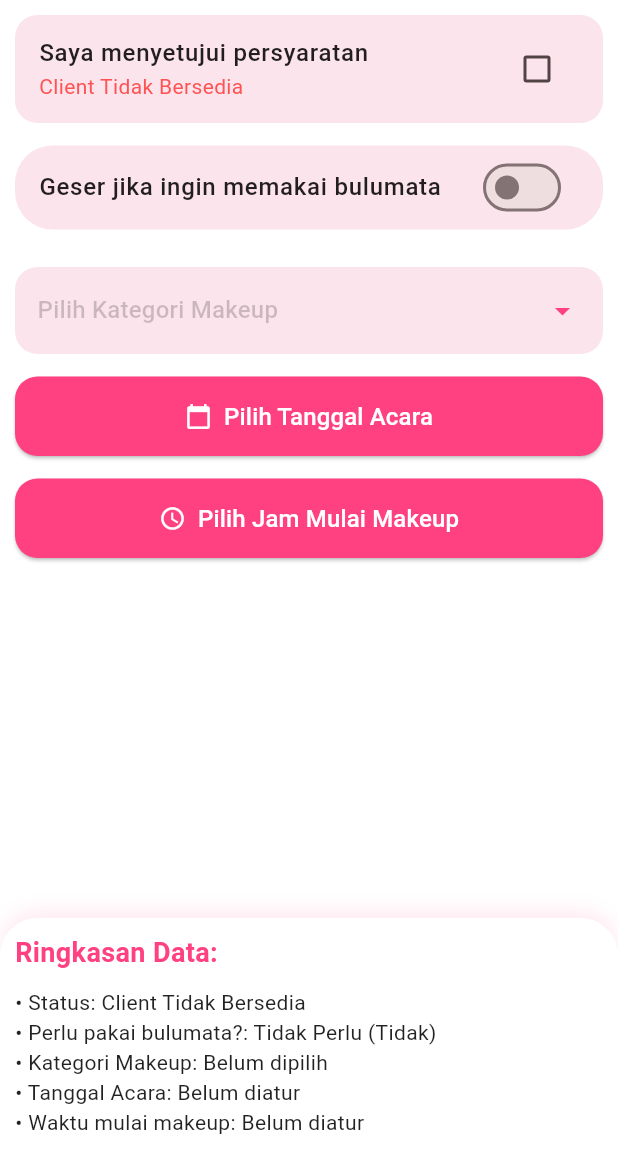
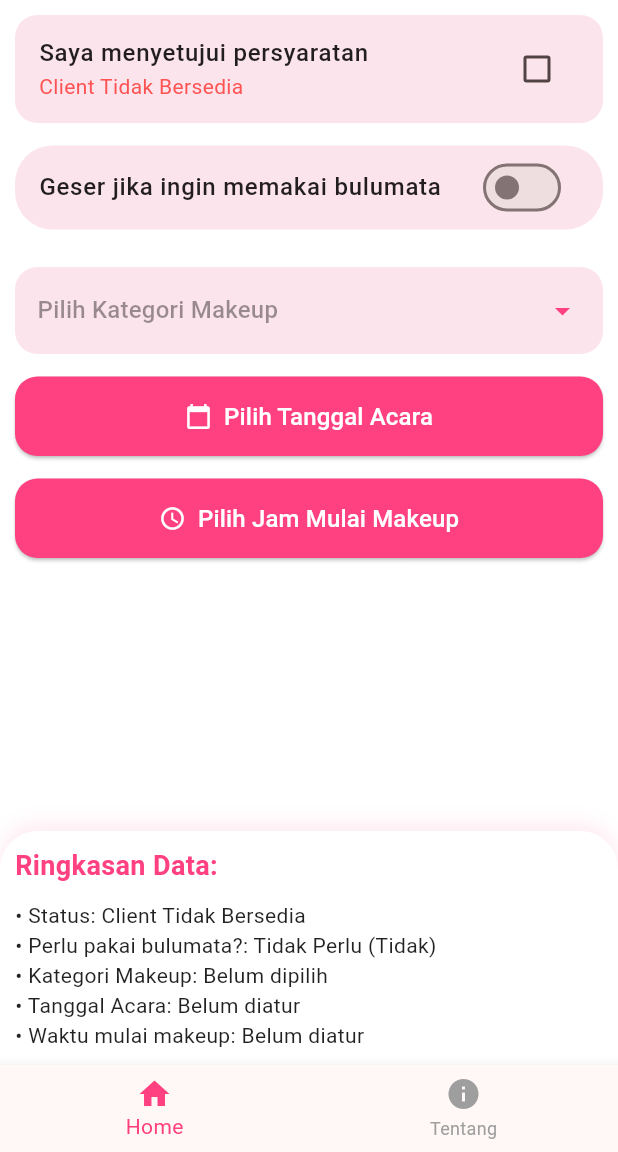
Before and after one commit to rharabee022/project-flutter-1, a Flutter app: the screen it shows after launch, in the side drawer, after a tap on "Pilih Tanggal Acara", on a phone screen of 412 x 824 dp, the part 84-1236 px from its top. Run offline on Flutter 3.47's test engine with Material 3 defaults, Android fonts, the phone set to English and light mode, and no system bars.

Commit message:
Update tugas 7

```diff
--- a/lib/tugas7.dart
+++ b/lib/tugas7.dart
@@ -16,110 +16,80 @@ class Tugas7Day15 extends StatelessWidget {
         primarySwatch: Colors.pink,
         colorScheme: ColorScheme.fromSeed(seedColor: Colors.pinkAccent),
       ),
-      home: const InteractiveForm(),
+      home: const MainNavigationScreen(), // pindah ke navigasi utama
     );
   }
 }
 
-class InteractiveForm extends StatefulWidget {
-  const InteractiveForm({super.key});
+// Navigasi screen
+
+class MainNavigationScreen extends StatefulWidget {
+  const MainNavigationScreen({super.key});
 
   @override
-  State<InteractiveForm> createState() => _InteractiveFormPageState();
+  State<MainNavigationScreen> createState() => _MainNavigationScreenState();
 }
 
-class _InteractiveFormPageState extends State<InteractiveForm> {
-  // Variabel State
-  bool _isAgreed = false;
-  bool _isDarkMode = false;
-  String? _selectedCategory;
-  DateTime? _selectedDate;
-  TimeOfDay? _selectedTime;
+class _MainNavigationScreenState extends State<MainNavigationScreen> {
+  // Variabel buat tab aktif
+  int _currentIndex = 0;
 
-  // Daftar pilihan Dropdown
-  final List<String> _categories = [
-    'Makeup Wisuda',
-    'Makeup PreWedding',
-    'Makeup Wedding',
-    'Makeup Party',
-    'Makeup Mature',
-    'Lainnya',
+  // List halaman
+  final List<Widget> _pages = [
+    const InteractiveForm(), // Tab 0: Home
+    const AboutPage(), // Tab 1: Tentang
   ];
 
-  // Fungsi buat menampilkan Date Picker
-  Future<void> _selectDate(BuildContext context) async {
-    final DateTime? picked = await showDatePicker(
-      context: context,
-      initialDate: DateTime.now(),
-      firstDate: DateTime(1980),
-      lastDate: DateTime(2100),
-      builder: (context, child) {
-        return Theme(
-          data: Theme.of(context).copyWith(
-            colorScheme: const ColorScheme.light(
-              primary: Colors.pinkAccent, // Warna header kalender
-              onPrimary: Colors.white,
-              onSurface: Colors.black,
-            ),
-          ),
-          child: child!,
-        );
-      },
-    );
-    if (picked != null && picked != _selectedDate) {
-      setState(() {
-        _selectedDate = picked;
-      });
-    }
-  }
-
-  // Fungsi memunculkan Time Picker
-  Future<void> _selectTime(BuildContext context) async {
-    final TimeOfDay? picked = await showTimePicker(
-      context: context,
-      initialTime: TimeOfDay.now(),
-      builder: (context, child) {
-        return Theme(
-          data: Theme.of(context).copyWith(
-            colorScheme: const ColorScheme.light(
-              primary: Colors.pinkAccent,
-              onPrimary: Colors.white,
-              onSurface: Colors.black,
-            ),
-          ),
-          child: child!,
-        );
-      },
-    );
-    if (picked != null && picked != _selectedTime) {
-      setState(() {
-        _selectedTime = picked;
-      });
-    }
-  }
+  // List judul
+  final List<String> _titles = ['Registrasi Member Kaeri', 'Tentang Aplikasi'];
 
   @override
   Widget build(BuildContext context) {
-    // Definisi warna mode
-    Color bgColor = _isDarkMode ? const Color(0xFF2C2C2C) : Colors.white;
-    Color textColor = _isDarkMode ? Colors.white : Colors.black87;
-    Color cardColor = _isDarkMode
-        ? const Color(0xFF3D3D3D)
-        : Colors.pink.shade50;
-
     return Scaffold(
-      // 1. APPBAR
+      // AppBar
       appBar: AppBar(
-        title: const Text(
-          'Registrasi Member Kaeri',
-          style: TextStyle(fontWeight: FontWeight.w500, color: Colors.white),
+        title: Text(
+          _titles[_currentIndex],
+          style: const TextStyle(
+            fontWeight: FontWeight.w500,
+            color: Colors.white,
+          ),
         ),
         backgroundColor: Colors.pinkAccent,
         iconTheme: const IconThemeData(color: Colors.white),
       ),
 
-      // 2. DRAWER
-      drawer: Drawer(
+      // Logic buat drawer
+      drawer: _currentIndex == 0 ? const AppDrawer() : null,
+
+      body: _pages[_currentIndex],
+
+      // Bottom Navigation Bar
+      bottomNavigationBar: BottomNavigationBar(
+        currentIndex: _currentIndex,
+        selectedItemColor: Colors.pinkAccent,
+        unselectedItemColor: Colors.grey,
+        onTap: (int index) {
+          setState(() {
+            _currentIndex = index;
+          });
+        },
+        items: const [
+          BottomNavigationBarItem(icon: Icon(Icons.home), label: 'Home'),
+          BottomNavigationBarItem(icon: Icon(Icons.info), label: 'Tentang'),
+        ],
+      ),
+    );
+  }
+}
+
+// 2. Drawer
+class AppDrawer extends StatelessWidget {
+  const AppDrawer({super.key});
+
+  @override
+  Widget build(BuildContext context) {
+    return Drawer(
       backgroundColor: Colors.white,
       child: ListView(
         padding: EdgeInsets.zero,
@@ -127,9 +97,7 @@ class _InteractiveFormPageState extends State<InteractiveForm> {
           DrawerHeader(
             decoration: const BoxDecoration(
               color: Colors.pinkAccent,
-                borderRadius: BorderRadius.only(
-                  bottomRight: Radius.circular(30),
-                ),
+              borderRadius: BorderRadius.only(bottomRight: Radius.circular(30)),
             ),
             child: Column(
               crossAxisAlignment: CrossAxisAlignment.start,
@@ -156,7 +124,7 @@ class _InteractiveFormPageState extends State<InteractiveForm> {
                 Text(
                   'Smart workspace for makeup artist',
                   style: TextStyle(
-                      color: Colors.white.withOpacity(0.9),
+                    color: Colors.white.withAlpha(230),
                     fontSize: 14,
                   ),
                 ),
@@ -200,10 +168,7 @@ class _InteractiveFormPageState extends State<InteractiveForm> {
           ),
           Divider(color: Colors.grey.shade200, thickness: 5, height: 30),
           ListTile(
-              leading: Icon(
-                Icons.settings_outlined,
-                color: Colors.grey.shade700,
-              ),
+            leading: Icon(Icons.settings_outlined, color: Colors.grey.shade700),
             title: const Text('Pengaturan Akun'),
             onTap: () => Navigator.pop(context),
           ),
@@ -214,21 +179,100 @@ class _InteractiveFormPageState extends State<InteractiveForm> {
           ),
         ],
       ),
+    );
+  }
+}
+
+class InteractiveForm extends StatefulWidget {
+  const InteractiveForm({super.key});
+
+  @override
+  State<InteractiveForm> createState() => _InteractiveFormPageState();
+}
+
+class _InteractiveFormPageState extends State<InteractiveForm> {
+  bool _isAgreed = false;
+  bool _isDarkMode = false;
+  String? _selectedCategory;
+  DateTime? _selectedDate;
+  TimeOfDay? _selectedTime;
+
+  final List<String> _categories = [
+    'Makeup Wisuda',
+    'Makeup PreWedding',
+    'Makeup Wedding',
+    'Makeup Party',
+    'Makeup Mature',
+    'Lainnya',
+  ];
+
+  Future<void> _selectDate(BuildContext context) async {
+    final DateTime? picked = await showDatePicker(
+      context: context,
+      initialDate: DateTime.now(),
+      firstDate: DateTime(1980),
+      lastDate: DateTime(2100),
+      builder: (context, child) {
+        return Theme(
+          data: Theme.of(context).copyWith(
+            colorScheme: const ColorScheme.light(
+              primary: Colors.pinkAccent,
+              onPrimary: Colors.white,
+              onSurface: Colors.black,
             ),
+          ),
+          child: child!,
+        );
+      },
+    );
+    if (picked != null && picked != _selectedDate) {
+      setState(() {
+        _selectedDate = picked;
+      });
+    }
+  }
 
-      // 3. BODY DENGAN BACKGROUND
-      body: Container(
-        color: bgColor, // Darkmode
+  Future<void> _selectTime(BuildContext context) async {
+    final TimeOfDay? picked = await showTimePicker(
+      context: context,
+      initialTime: TimeOfDay.now(),
+      builder: (context, child) {
+        return Theme(
+          data: Theme.of(context).copyWith(
+            colorScheme: const ColorScheme.light(
+              primary: Colors.pinkAccent,
+              onPrimary: Colors.white,
+              onSurface: Colors.black,
+            ),
+          ),
+          child: child!,
+        );
+      },
+    );
+    if (picked != null && picked != _selectedTime) {
+      setState(() {
+        _selectedTime = picked;
+      });
+    }
+  }
+
+  @override
+  Widget build(BuildContext context) {
+    Color bgColor = _isDarkMode ? const Color(0xFF2C2C2C) : Colors.white;
+    Color textColor = _isDarkMode ? Colors.white : Colors.black87;
+    Color cardColor =
+        _isDarkMode ? const Color(0xFF3D3D3D) : Colors.pink.shade50;
+
+    return Container(
+      color: bgColor,
       child: Column(
         children: [
-            // Area Form Utama
           Expanded(
             child: SingleChildScrollView(
               padding: const EdgeInsets.all(10.0),
               child: Column(
                 crossAxisAlignment: CrossAxisAlignment.stretch,
                 children: [
-                    // --- KOMPONEN 1: CHECKBOX ---
                   Container(
                     decoration: BoxDecoration(
                       color: cardColor,
@@ -244,9 +288,7 @@ class _InteractiveFormPageState extends State<InteractiveForm> {
                         ),
                       ),
                       subtitle: Text(
-                          _isAgreed
-                              ? 'Client Bersedia'
-                              : 'Client Tidak Bersedia',
+                        _isAgreed ? 'Client Bersedia' : 'Client Tidak Bersedia',
                         style: TextStyle(
                           color: _isAgreed ? Colors.green : Colors.redAccent,
                         ),
@@ -260,8 +302,6 @@ class _InteractiveFormPageState extends State<InteractiveForm> {
                     ),
                   ),
                   const SizedBox(height: 15),
-
-                    // ---Switch---
                   Container(
                     decoration: BoxDecoration(
                       color: cardColor,
@@ -285,8 +325,6 @@ class _InteractiveFormPageState extends State<InteractiveForm> {
                     ),
                   ),
                   const SizedBox(height: 25),
-
-                    // ---DROPDOWN---
                   Container(
                     padding: const EdgeInsets.symmetric(
                       horizontal: 15,
@@ -301,7 +339,7 @@ class _InteractiveFormPageState extends State<InteractiveForm> {
                         isExpanded: true,
                         hint: Text(
                           'Pilih Kategori Makeup',
-                            style: TextStyle(color: textColor.withOpacity(0.2)),
+                          style: TextStyle(color: textColor.withAlpha(102)),
                         ),
                         value: _selectedCategory,
                         dropdownColor: cardColor,
@@ -327,8 +365,6 @@ class _InteractiveFormPageState extends State<InteractiveForm> {
                     ),
                   ),
                   const SizedBox(height: 15),
-
-                    // ---Date Picker---
                   ElevatedButton.icon(
                     style: ElevatedButton.styleFrom(
                       backgroundColor: Colors.pinkAccent,
@@ -346,8 +382,6 @@ class _InteractiveFormPageState extends State<InteractiveForm> {
                     onPressed: () => _selectDate(context),
                   ),
                   const SizedBox(height: 15),
-
-                    // ---Time Picker---
                   ElevatedButton.icon(
                     style: ElevatedButton.styleFrom(
                       backgroundColor: Colors.pinkAccent,
@@ -368,8 +402,6 @@ class _InteractiveFormPageState extends State<InteractiveForm> {
               ),
             ),
           ),
-
-            // 4. RESULT AREA
           Container(
             width: double.infinity,
             padding: const EdgeInsets.all(10),
@@ -377,7 +409,7 @@ class _InteractiveFormPageState extends State<InteractiveForm> {
               color: _isDarkMode ? Colors.black87 : Colors.white,
               boxShadow: [
                 BoxShadow(
-                    color: Colors.pinkAccent.withOpacity(0.1),
+                  color: Colors.pinkAccent.withAlpha(26),
                   blurRadius: 10,
                   offset: const Offset(0, -5),
                 ),
@@ -398,8 +430,6 @@ class _InteractiveFormPageState extends State<InteractiveForm> {
                   ),
                 ),
                 const SizedBox(height: 10),
-
-                  // Logika Teks Hasil sesuai instruksi
                 Text(
                   '• Status: ${_isAgreed ? "Client Bersedia" : "Client Tidak Bersedia"}',
                   style: TextStyle(color: textColor),
@@ -413,7 +443,7 @@ class _InteractiveFormPageState extends State<InteractiveForm> {
                   style: TextStyle(color: textColor),
                 ),
                 Text(
-                    '• Tanggal Acara: ${_selectedDate == null ? "Belum diatur" : "Tanggal Lahir: ${_selectedDate!.day.toString().padLeft(2, '0')}-${_selectedDate!.month.toString().padLeft(2, '0')}-${_selectedDate!.year}"}',
+                  '• Tanggal Acara: ${_selectedDate == null ? "Belum diatur" : "${_selectedDate!.day.toString().padLeft(2, '0')}-${_selectedDate!.month.toString().padLeft(2, '0')}-${_selectedDate!.year}"}',
                   style: TextStyle(color: textColor),
                 ),
                 Text(
@@ -425,6 +455,99 @@ class _InteractiveFormPageState extends State<InteractiveForm> {
           ),
         ],
       ),
+    );
+  }
+}
+
+// Tugas 8: Halaman Tentang Aplikasi
+class AboutPage extends StatelessWidget {
+  const AboutPage({super.key});
+
+  @override
+  Widget build(BuildContext context) {
+    return Container(
+      color: Colors.grey.shade50,
+      child: Center(
+        child: Padding(
+          padding: const EdgeInsets.all(20.0),
+          child: Card(
+            elevation: 4,
+            shape: RoundedRectangleBorder(
+              borderRadius: BorderRadius.circular(20),
+            ),
+            child: Padding(
+              padding: const EdgeInsets.all(25.0),
+              child: Column(
+                mainAxisSize: MainAxisSize.min,
+                children: [
+                  const Icon(
+                    Icons.face_retouching_natural,
+                    size: 80,
+                    color: Colors.pinkAccent,
+                  ),
+                  const SizedBox(height: 20),
+                  const Text(
+                    'Aplikasi Kaeri',
+                    style: TextStyle(
+                      fontSize: 24,
+                      fontWeight: FontWeight.bold,
+                      color: Colors.pinkAccent,
+                    ),
+                  ),
+                  const SizedBox(height: 10),
+                  Text(
+                    'Aplikasi workspace pintar yang dirancang khusus untuk membantu mengelola manajemen registrasi dan jadwal klien bagi para profesional Makeup Artist.',
+                    textAlign: TextAlign.center,
+                    style: TextStyle(
+                      fontSize: 14,
+                      color: Colors.grey.shade600,
+                      height: 1.5,
+                    ),
+                  ),
+                  const SizedBox(height: 20),
+                  const Divider(),
+                  const SizedBox(height: 10),
+                  Row(
+                    mainAxisAlignment: MainAxisAlignment.spaceBetween,
+                    children: [
+                      Text(
+                        'Pembuat:',
+                        style: TextStyle(
+                          color: Colors.grey.shade700,
+                          fontWeight: FontWeight.w500,
+                        ),
+                      ),
+                      const Text(
+                        'Karina Aespa',
+                        style: TextStyle(fontWeight: FontWeight.bold),
+                      ),
+                    ],
+                  ),
+                  const SizedBox(height: 8),
+                  Row(
+                    mainAxisAlignment: MainAxisAlignment.spaceBetween,
+                    children: [
+                      Text(
+                        'Versi Aplikasi:',
+                        style: TextStyle(
+                          color: Colors.grey.shade700,
+                          fontWeight: FontWeight.w500,
+                        ),
+                      ),
+                      const Text(
+                        'v1.0.0 (Tugas 7)',
+                        style: TextStyle(
+                          fontWeight: FontWeight.bold,
+                          color: Colors.green,
+                        ),
+                      ),
+                    ],
+                  ),
+                ],
+              ),
+            ),
+          ),
+        ),
       ),
     );
   }
--- a/pubspec.yaml
+++ b/pubspec.yaml
@@ -19,7 +19,7 @@ publish_to: 'none' # Remove this line if you wish to publish to pub.dev
 version: 1.0.0+1
 
 environment:
-  sdk: ^3.11.5
+  sdk: ^3.1.5
 
 # Dependencies specify other packages that your package needs in order to work.
 # To automatically upgrade your package dependencies to the latest versions
```
Also changed, not shown: pubspec.lock. Lines whose indentation alone changed are shown as unchanged.
